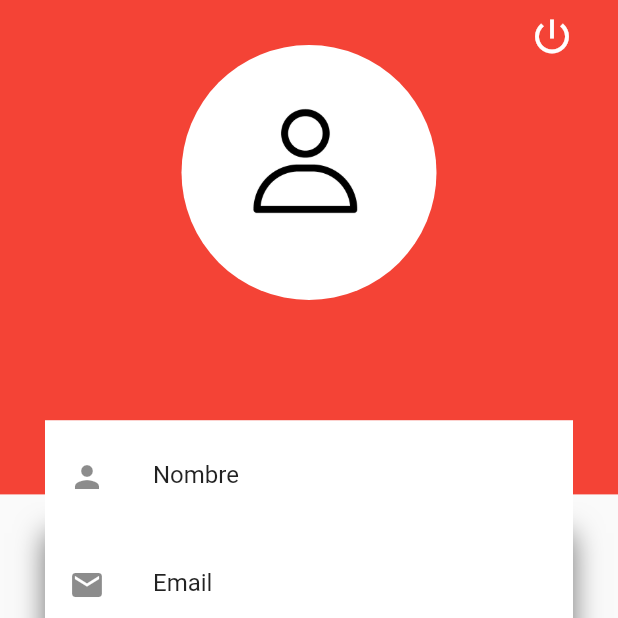
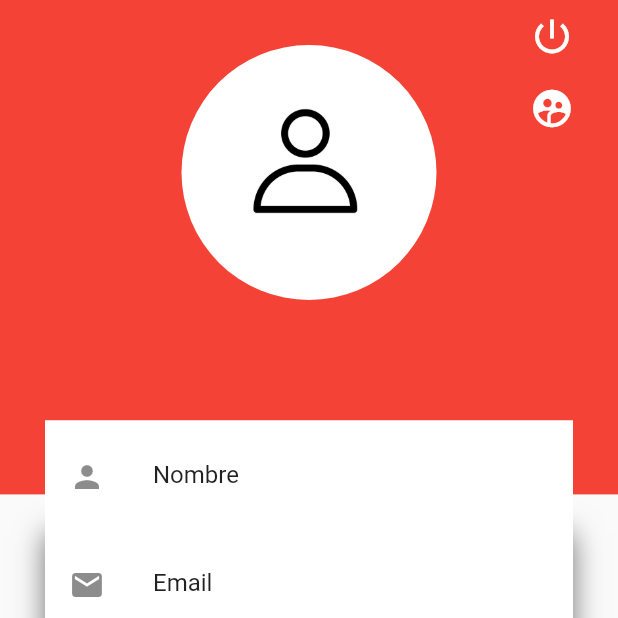
Before and after one commit to Mario-Fernando24/Delivery_App_Ios_Android, a Flutter app: the ClientProfileInfoPage screen opened by its route, on a phone screen of 412 x 824 dp, the top half of it. Run offline on Flutter 3.47's test engine with Material 2 defaults, Android fonts, the phone set to English and light mode, and no system bars; our stand-ins replace get, get_storage, image_picker, modal_bottom_sheet, sn_progress_dialog; missing offline and left inert: carousel_images; accounts and stored records are empty; network calls fail.

```diff
--- a/lib/main.dart
+++ b/lib/main.dart
@@ -4,6 +4,7 @@ import 'package:get_storage/get_storage.dart';
 import 'package:ios/src/models/User.dart';
 import 'package:ios/src/pages/client/products/home/client_home_page.dart';
 import 'package:ios/src/pages/client/products/list/client_product_list_page.dart';
+import 'package:ios/src/pages/client/products/orders/create/client_orders_create_page.dart';
 import 'package:ios/src/pages/client/products/profile/info/client_profile_info_page.dart';
 import 'package:ios/src/pages/client/products/profile/update/client_profile_update_page.dart';
 import 'package:ios/src/pages/delivery/orders/list/delivery_orders_list_page.dart';
@@ -53,6 +54,9 @@ class _MyAppState extends State<MyApp> {
         GetPage(name: '/client/products/list', page: ()=>ClientProductsListPage()),
         GetPage(name: '/client/profile/info', page: ()=>ClientProfileInfoPage()),
         GetPage(name: '/client/profile/update', page: ()=>ClientProfileUpdatePage()),
+        GetPage(name: '/client/products/orders/create', page: ()=>ClientOrdersCreatePage()),
+
+
         //HOME
       ],
       theme: ThemeData(
--- a/lib/src/pages/client/products/list/client_product_list_controller.dart
+++ b/lib/src/pages/client/products/list/client_product_list_controller.dart
@@ -17,6 +17,10 @@ class ClientProductsListController extends GetxController{
       //inicializo la funcion en el constructor
        ClientProductsListController() {
           getCategories();
+        }
+
+        void goToOrdersCreate(){
+          Get.toNamed('/client/products/orders/create');
         }
 
         //listar todas las categorias
--- a/lib/src/pages/client/products/profile/info/client_profile_info_controller.dart
+++ b/lib/src/pages/client/products/profile/info/client_profile_info_controller.dart
@@ -18,6 +18,10 @@ class ClientProfileInfoController extends GetxController{
     Get.toNamed('/client/profile/update');
    }
 
+
+   void goToRoles(){
+    Get.toNamed('/roles');
+   }
 
     void showAlertDialog(context){
 
--- a/lib/src/pages/client/products/profile/info/client_profile_info_page.dart
+++ b/lib/src/pages/client/products/profile/info/client_profile_info_page.dart
@@ -16,7 +16,12 @@ class ClientProfileInfoPage extends StatelessWidget {
         _backgruoundCover(context),
         _boxForm(context),
         _imageCover(context),
-         _buttonSingOut(context)
+         Column(
+          children: [
+        _buttonSingOut(context),
+         _buttonRoles(context)
+          ],
+         )
       ],
       )),
     );
@@ -144,4 +149,18 @@ Widget _buttonUpdate(BuildContext context){
     );
   }
 
+
+  Widget _buttonRoles(BuildContext context){
+    return Container(
+      margin: EdgeInsets.only(right: 20),
+      alignment: Alignment.topRight,
+      child: IconButton(
+        onPressed: ()=>_clientProfileInfoController.goToRoles(),
+        color: Colors.white,
+        icon: Icon(Icons.supervised_user_circle,
+        size: 30,),
+      ),
+    );
+  }
+
 }
```
Also changed, not shown: lib/src/pages/client/products/list/client_product_list_page.dart (+59 -1 lines), lib/src/pages/client/products/orders/create/client_orders_create_page.dart (added, +15 -0 lines).
